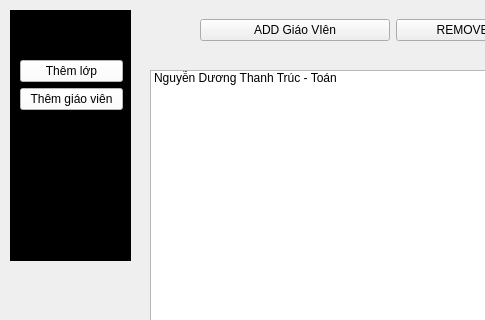
Above: Ui/admin_themgiaovien.ui from ahiendz/School-Management-System before the change; both pictures show x 0 to 485 and y 0 to 320 of the 817 by 609 pixel window. Below: the same form after it.
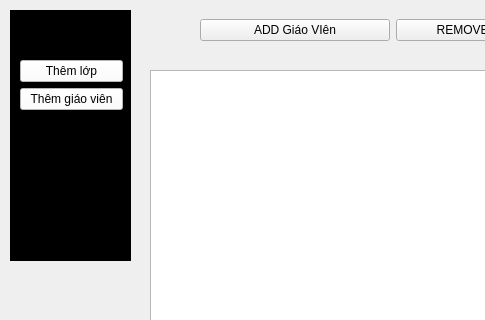
That is the form after the change.

```diff
--- a/Ui/admin_themgiaovien.ui
+++ b/Ui/admin_themgiaovien.ui
@@ -134,11 +134,6 @@
       <height>521</height>
      </rect>
     </property>
-    <item>
-     <property name="text">
-      <string>Nguyễn Dương Thanh Trúc - Toán</string>
-     </property>
-    </item>
    </widget>
   </widget>
  </widget>
```
